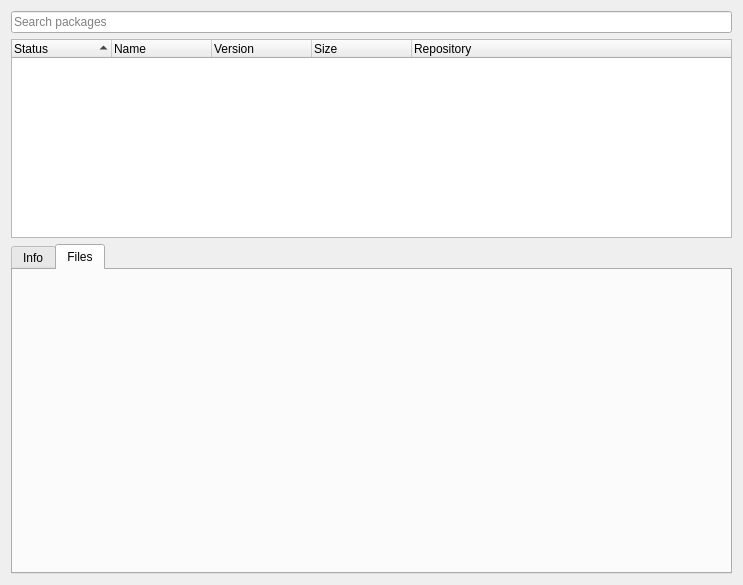
First picture: the form in mainwindow.ui, repository Shatur/orson, before the edit.
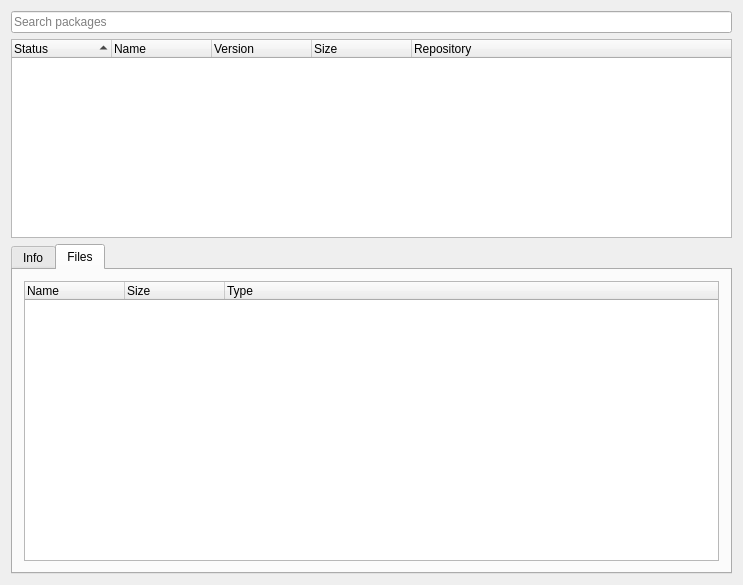
Second picture: the form after the edit. The open tabs and pages were chosen to show the change. Custom widgets are drawn as their Qt base class.

Patch:
```diff
--- a/mainwindow.ui
+++ b/mainwindow.ui
@@ -321,6 +321,27 @@
        <attribute name="title">
         <string>Files</string>
        </attribute>
+       <layout class="QVBoxLayout" name="verticalLayout_2">
+        <item>
+         <widget class="FilesTreeWidget" name="filesTreeWidget">
+          <column>
+           <property name="text">
+            <string>Name</string>
+           </property>
+          </column>
+          <column>
+           <property name="text">
+            <string>Size</string>
+           </property>
+          </column>
+          <column>
+           <property name="text">
+            <string>Type</string>
+           </property>
+          </column>
+         </widget>
+        </item>
+       </layout>
       </widget>
      </widget>
     </item>
@@ -328,6 +349,13 @@
   </widget>
  </widget>
  <layoutdefault spacing="6" margin="11"/>
+ <customwidgets>
+  <customwidget>
+   <class>FilesTreeWidget</class>
+   <extends>QTreeWidget</extends>
+   <header>filestreewidget.h</header>
+  </customwidget>
+ </customwidgets>
  <resources/>
  <connections/>
 </ui>
```
Left out of the diff: 2 changed lines with no effect on the pictures.
